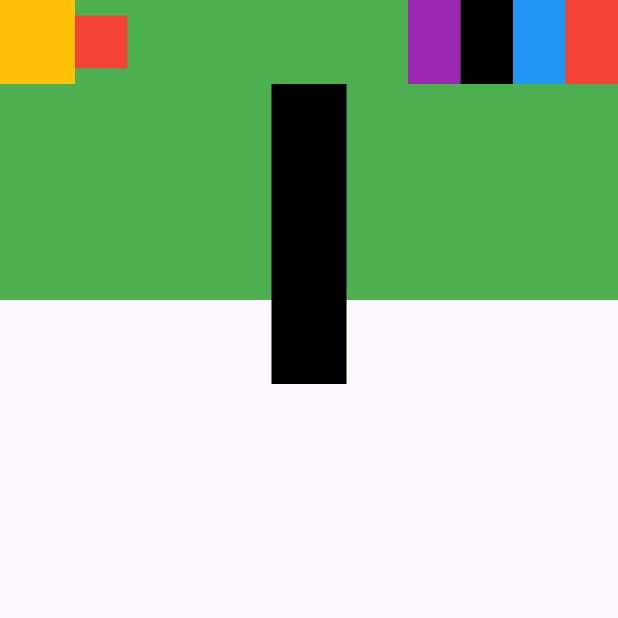
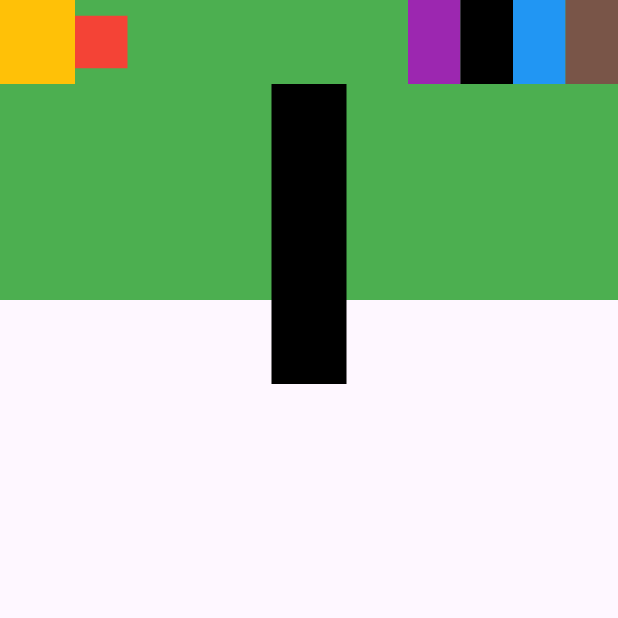
Before and after one commit to raz1209/AppBar-Widget, a Flutter app: the screen it shows after launch, on a phone screen of 412 x 824 dp, the top half of it. Run offline on Flutter 3.47's test engine with Material 3 defaults, Android fonts, the phone set to English and light mode, and no system bars.

Commit message:
ganti warna

```diff
--- a/lib/main.dart
+++ b/lib/main.dart
@@ -37,7 +37,7 @@ actions: [
     width: 35,
   ),
   Container(
-    color: Colors.red,
+    color: Colors.brown,
     width: 35,
   ),
 ],
```
